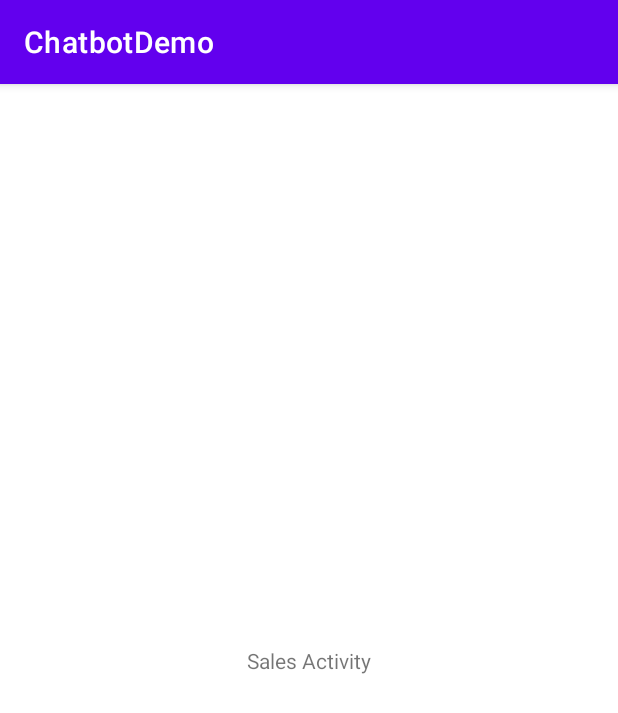
After one commit to zavanton123/multi-module, an Android app: the SalesActivity screen opened directly, with no data from a screen before it, on a phone screen of 412 x 824 dp. The commit adds this screen. Shown: the top 713 px of the screen. Run offline under Robolectric (Android 15) with nearby library versions, the phone set to English and light mode, and no system bars.

Commit message:
SalesActivity added

```diff
--- a/app/src/main/AndroidManifest.xml
+++ b/app/src/main/AndroidManifest.xml
@@ -19,6 +19,8 @@
                 <category android:name="android.intent.category.LAUNCHER" />
             </intent-filter>
         </activity>
+        <activity android:name=".SalesActivity">
+        </activity>
     </application>
 
 </manifest>
--- /dev/null
+++ b/app/src/main/java/ru/zavanton/chatbot/SalesActivity.kt
@@ -0,0 +1,21 @@
+package ru.zavanton.chatbot
+
+import android.content.Context
+import android.content.Intent
+import android.os.Bundle
+import androidx.appcompat.app.AppCompatActivity
+
+class SalesActivity : AppCompatActivity() {
+
+    companion object {
+        fun start(context: Context) {
+            val intent = Intent(context, SalesActivity::class.java)
+            context.startActivity(intent)
+        }
+    }
+
+    override fun onCreate(savedInstanceState: Bundle?) {
+        super.onCreate(savedInstanceState)
+        setContentView(R.layout.a_sales)
+    }
+}
--- /dev/null
+++ b/app/src/main/res/layout/a_sales.xml
@@ -0,0 +1,20 @@
+<?xml version="1.0" encoding="utf-8"?>
+<androidx.constraintlayout.widget.ConstraintLayout
+    xmlns:android="http://schemas.android.com/apk/res/android"
+    xmlns:app="http://schemas.android.com/apk/res-auto"
+    android:layout_width="match_parent"
+    android:layout_height="match_parent"
+    >
+
+    <TextView
+        android:id="@+id/tvSales"
+        android:layout_width="wrap_content"
+        android:layout_height="wrap_content"
+        android:text="Sales Activity"
+        app:layout_constraintBottom_toBottomOf="parent"
+        app:layout_constraintEnd_toEndOf="parent"
+        app:layout_constraintStart_toStartOf="parent"
+        app:layout_constraintTop_toTopOf="parent"
+        />
+
+</androidx.constraintlayout.widget.ConstraintLayout>
```
Also changed, not shown: app/src/main/java/ru/zavanton/chatbot/MainActivity.kt (+13 -1 lines), app/src/main/res/layout/activity_main.xml (+18 -5 lines).
